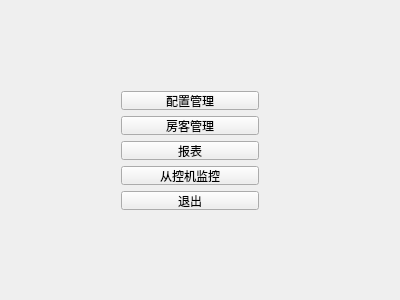
First picture: the form in src/server/ui/welcomewindow.ui, repository iYiYaHa/Air-Conditioner, before the edit.
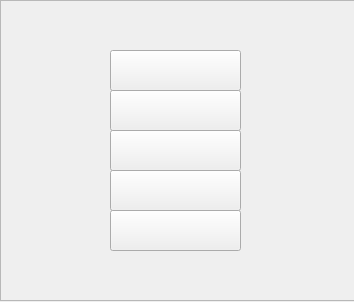
Second picture: the form after the edit. Icons and pictures are not drawn.

What changed in the file:
```diff
--- a/src/server/ui/welcomewindow.ui
+++ b/src/server/ui/welcomewindow.ui
@@ -6,59 +6,173 @@
    <rect>
     <x>0</x>
     <y>0</y>
-    <width>400</width>
-    <height>300</height>
+    <width>354</width>
+    <height>302</height>
    </rect>
   </property>
+  <property name="font">
+   <font>
+    <weight>50</weight>
+    <bold>false</bold>
+   </font>
+  </property>
+  <property name="mouseTracking">
+   <bool>false</bool>
+  </property>
   <property name="windowTitle">
    <string>WelcomeWindow</string>
   </property>
-  <widget class="QWidget" name="verticalLayoutWidget">
+  <property name="windowOpacity">
+   <double>0.900000000000000</double>
+  </property>
+  <property name="autoFillBackground">
+   <bool>false</bool>
+  </property>
+  <property name="styleSheet">
+   <string notr="true">WelcomeWindow{
+	border-image: url(:/background.jpg);
+}
+</string>
+  </property>
+  <widget class="QFrame" name="frame">
    <property name="geometry">
     <rect>
-     <x>110</x>
-     <y>80</y>
-     <width>160</width>
-     <height>141</height>
+     <x>0</x>
+     <y>0</y>
+     <width>361</width>
+     <height>301</height>
     </rect>
    </property>
-   <layout class="QVBoxLayout" name="verticalLayout">
-    <item>
-     <widget class="QPushButton" name="ConfigBtn">
-      <property name="text">
-       <string>配置管理</string>
-      </property>
-     </widget>
-    </item>
-    <item>
-     <widget class="QPushButton" name="GuestBtn">
-      <property name="text">
-       <string>房客管理</string>
-      </property>
-     </widget>
-    </item>
-    <item>
-     <widget class="QPushButton" name="StatisticBtn">
-      <property name="text">
-       <string>报表</string>
-      </property>
-     </widget>
-    </item>
-    <item>
-     <widget class="QPushButton" name="ClientBtn">
-      <property name="text">
-       <string>从控机监控</string>
-      </property>
-     </widget>
-    </item>
-    <item>
-     <widget class="QPushButton" name="QuitBtn">
-      <property name="text">
-       <string>退出</string>
-      </property>
-     </widget>
-    </item>
-   </layout>
+   <property name="styleSheet">
+    <string notr="true">
+border-image: url(:/background/background.jpg);</string>
+   </property>
+   <property name="frameShape">
+    <enum>QFrame::StyledPanel</enum>
+   </property>
+   <property name="frameShadow">
+    <enum>QFrame::Raised</enum>
+   </property>
+   <widget class="QPushButton" name="QuitBtn">
+    <property name="geometry">
+     <rect>
+      <x>110</x>
+      <y>210</y>
+      <width>131</width>
+      <height>41</height>
+     </rect>
+    </property>
+    <property name="styleSheet">
+     <string notr="true">QPushButton{ 
+border-image: url(:/icon/QuitBtn);
+}
+QPushButton:hover{
+border-image: url(:/icon/QuitHover);
+}
+QPushButton:pressed{
+border-image: url(:/icon/QuitPressed.png);
+}</string>
+    </property>
+    <property name="text">
+     <string/>
+    </property>
+   </widget>
+   <widget class="QPushButton" name="ConfigBtn">
+    <property name="geometry">
+     <rect>
+      <x>110</x>
+      <y>50</y>
+      <width>131</width>
+      <height>41</height>
+     </rect>
+    </property>
+    <property name="styleSheet">
+     <string notr="true">QPushButton{
+border-image: url(:/icon/ConfigBtn);
+}
+QPushButton:hover{
+border-image: url(:/icon/ConfigHover)
+}
+QPushButton:pressed{
+border-image: url(:/icon/ConfigPressed.png);
+}</string>
+    </property>
+    <property name="text">
+     <string/>
+    </property>
+   </widget>
+   <widget class="QPushButton" name="GuestBtn">
+    <property name="geometry">
+     <rect>
+      <x>110</x>
+      <y>90</y>
+      <width>131</width>
+      <height>41</height>
+     </rect>
+    </property>
+    <property name="styleSheet">
+     <string notr="true">QPushButton{
+border-image: url(:/icon/GuestBtn);
+}
+QPushButton:hover{
+border-image: url(:/icon/GuestHover);
+}
+QPushButton:pressed{
+border-image: url(:/icon/GuestPressed.png);
+}</string>
+    </property>
+    <property name="text">
+     <string/>
+    </property>
+   </widget>
+   <widget class="QPushButton" name="ClientBtn">
+    <property name="geometry">
+     <rect>
+      <x>110</x>
+      <y>130</y>
+      <width>131</width>
+      <height>41</height>
+     </rect>
+    </property>
+    <property name="styleSheet">
+     <string notr="true">QPushButton{
+border-image: url(:/icon/clientBtn);
+}
+QPushButton:hover{
+border-image: url(:/icon/ClientHover);
+}
+QPushButton:pressed{
+border-image: url(:/icon/ClientPressed.png);
+}</string>
+    </property>
+    <property name="text">
+     <string/>
+    </property>
+   </widget>
+   <widget class="QPushButton" name="StatisticBtn">
+    <property name="geometry">
+     <rect>
+      <x>110</x>
+      <y>170</y>
+      <width>131</width>
+      <height>41</height>
+     </rect>
+    </property>
+    <property name="styleSheet">
+     <string notr="true">QPushButton{
+border-image: url(:/icon/LogBtn);
+}
+QPushButton:hover{
+border-image: url(:/icon/LogHover);
+}
+QPushButton:pressed{
+border-image: url(:/icon/LogPressed.png);
+}</string>
+    </property>
+    <property name="text">
+     <string/>
+    </property>
+   </widget>
   </widget>
  </widget>
  <layoutdefault spacing="6" margin="11"/>
```
Left out of the diff: 2 changed lines with no effect on the pictures.
